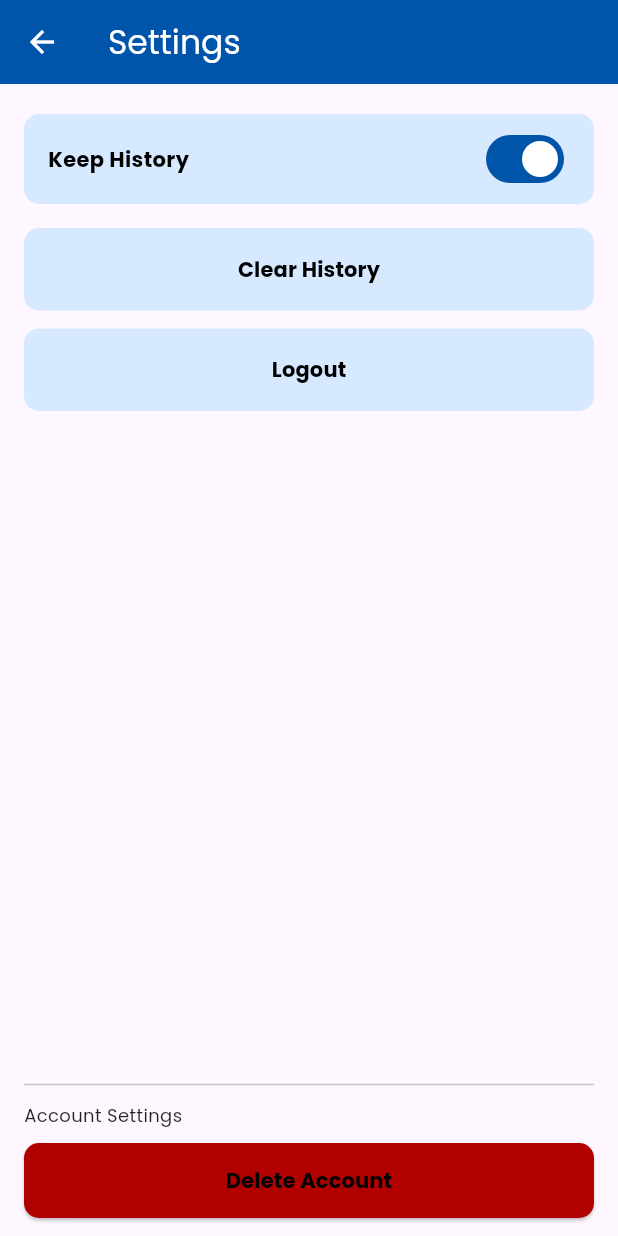
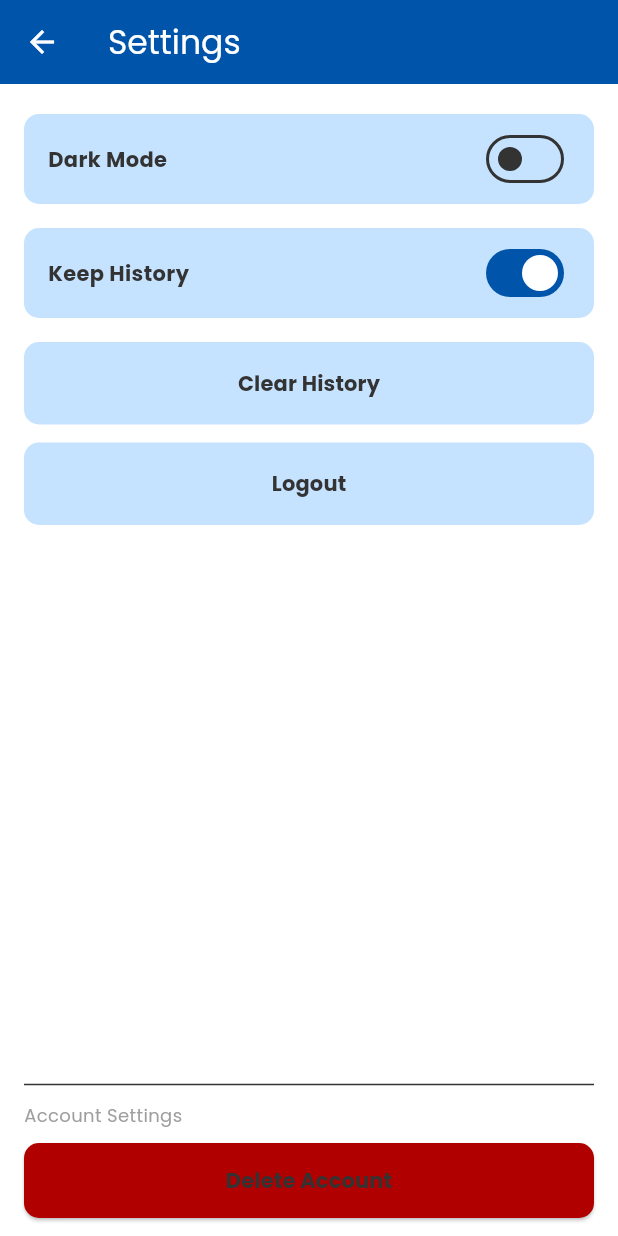
Before and after one commit to ardilyce/CS310_Project, a Flutter app: the HomeScreen screen opened by its route, after a tap on the "settings" icon, on a phone screen of 412 x 824 dp. Run offline on Flutter 3.47's test engine with Material 3 defaults, Android fonts, the phone set to English and light mode, and no system bars; our stand-ins replace firebase_auth, firebase_core, image_picker; missing offline and left inert: google_mlkit_text_recognition; accounts and stored records are empty.

Commit message:
dark theme added, homescreen fix

```diff
--- /dev/null
+++ b/lib/providers/theme_provider.dart
@@ -0,0 +1,19 @@
+import 'package:flutter/material.dart';
+import '../screens/utility_class.dart';
+
+class ThemeProvider extends ChangeNotifier {
+  bool _isDarkMode = false;
+
+  bool get isDarkMode => _isDarkMode;
+
+  void setDarkMode(bool value) {
+    if (_isDarkMode == value) return;
+    _isDarkMode = value;
+    AppUtility.setDarkMode(value);
+    notifyListeners();
+  }
+
+  void toggleDarkMode() {
+    setDarkMode(!_isDarkMode);
+  }
+}
--- a/lib/screens/analyze_screen.dart
+++ b/lib/screens/analyze_screen.dart
@@ -25,7 +25,7 @@ class _AnalyzeScreenState extends State<AnalyzeScreen> {
     return Scaffold(
       body: Container(
         // Using a gradient to match the background in the image
-        decoration: const BoxDecoration(
+        decoration: BoxDecoration(
           gradient: LinearGradient(
             colors: [
               AppUtility.thirdBlue, // dark blue
@@ -48,7 +48,7 @@ class _AnalyzeScreenState extends State<AnalyzeScreen> {
               const SizedBox(height: 24),
 
               // The "Analyzing..." text
-              const Text(
+              Text(
                 "Analyzing...",
                 style: TextStyle(
                   color: AppUtility.textWhite,
@@ -60,7 +60,7 @@ class _AnalyzeScreenState extends State<AnalyzeScreen> {
               const SizedBox(height: 40),
 
               // The circular loading indicator
-              const CircularProgressIndicator(
+              CircularProgressIndicator(
                 color: AppUtility.textWhite,
                 strokeWidth: 5, // Make the line a bit thicker
               ),
--- a/lib/screens/home_screen.dart
+++ b/lib/screens/home_screen.dart
@@ -1,5 +1,7 @@
 import 'package:flutter/material.dart';
+import 'package:provider/provider.dart';
 import 'previous_inquiries_screen.dart';
+import '../providers/theme_provider.dart';
 import 'utility_class.dart';
 
 class HomeScreen extends StatelessWidget {
@@ -7,6 +9,7 @@ class HomeScreen extends StatelessWidget {
 
   @override
   Widget build(BuildContext context) {
+    context.watch<ThemeProvider>();
     return Scaffold(
       backgroundColor: AppUtility.primaryBlue,
       body: SafeArea(
@@ -24,7 +27,7 @@ class HomeScreen extends StatelessWidget {
                   child: Column(
                     crossAxisAlignment: CrossAxisAlignment.stretch,
                     children: [
-                      const Text(
+                      Text(
                         'Welcome Back',
                         textAlign: TextAlign.center,
                         style: TextStyle(
@@ -61,7 +64,7 @@ class HomeScreen extends StatelessWidget {
                             borderRadius: BorderRadius.circular(16),
                           ),
                           child: Row(
-                            children: const [
+                            children: [
                               Icon(
                                 Icons.lightbulb_outline,
                                 color: AppUtility.primaryBlue,
@@ -91,7 +94,10 @@ class HomeScreen extends StatelessWidget {
                                   ],
                                 ),
                               ),
-                              Icon(Icons.chevron_right, color: AppUtility.primaryBlue),
+                              Icon(
+                                Icons.chevron_right,
+                                color: AppUtility.primaryBlue,
+                              ),
                             ],
                           ),
                         ),
@@ -121,7 +127,7 @@ class HomeScreen extends StatelessWidget {
             children: [
               Image.asset("assets/images/logo.png", width: 44, height: 44),
               const SizedBox(width: 16),
-              const Text(
+              Text(
                 'PhishGuard',
                 style: TextStyle(
                   color: AppUtility.textWhite,
@@ -159,7 +165,7 @@ class HomeScreen extends StatelessWidget {
                 ),
               );
             },
-            icon: const Icon(Icons.access_time, color: AppUtility.textWhite),
+            icon: Icon(Icons.access_time, color: AppUtility.textWhite),
             iconSize: iconSize,
           ),
           Container(
@@ -168,13 +174,14 @@ class HomeScreen extends StatelessWidget {
               color: AppUtility.background,
               borderRadius: BorderRadius.circular(30),
             ),
-            child: Icon(Icons.home, color: AppUtility.primaryBlue, size: iconSize),
+            child:
+                Icon(Icons.home, color: AppUtility.primaryBlue, size: iconSize),
           ),
           IconButton(
             onPressed: () {
               Navigator.pushNamed(context, '/settings');
             },
-            icon: const Icon(Icons.settings, color: AppUtility.textWhite),
+            icon: Icon(Icons.settings, color: AppUtility.textWhite),
             iconSize: iconSize,
           ),
         ],
@@ -212,7 +219,7 @@ class _DashboardButton extends StatelessWidget {
             Text(
               label,
               textAlign: TextAlign.center,
-              style: const TextStyle(
+              style: TextStyle(
                 fontSize: 18,
                 fontWeight: FontWeight.w600,
                 color: AppUtility.textDark,
--- a/lib/screens/settings_screen.dart
+++ b/lib/screens/settings_screen.dart
@@ -1,6 +1,8 @@
 import 'package:flutter/material.dart';
 import 'package:provider/provider.dart';
 import '../providers/auth_provider.dart';
+import '../providers/theme_provider.dart';
+import 'utility_class.dart';
 
 class SettingsScreen extends StatefulWidget {
   const SettingsScreen({super.key});
@@ -21,12 +23,51 @@ class _SettingsScreenState extends State<SettingsScreen> {
           'Settings',
           style: TextStyle(color: Colors.white),
         ),
-        backgroundColor: const Color(0xFF0055AA),
+        backgroundColor: AppUtility.primaryBlue,
         iconTheme: const IconThemeData(color: Colors.white),
       ),
       body: Column(
         children: [
           const SizedBox(height: 20),
+
+          // Dark Mode row
+          Padding(
+            padding: const EdgeInsets.symmetric(horizontal: 16.0),
+            child: Container(
+              padding: const EdgeInsets.symmetric(horizontal: 16.0),
+              height: 60,
+              decoration: BoxDecoration(
+                color: AppUtility.secondaryBlue,
+                borderRadius: BorderRadius.circular(10.0),
+              ),
+              child: Row(
+                mainAxisAlignment: MainAxisAlignment.spaceBetween,
+                children: [
+                  Text(
+                    'Dark Mode',
+                    style: TextStyle(
+                      fontWeight: FontWeight.bold,
+                      color: AppUtility.textDark,
+                    ),
+                  ),
+                  Consumer<ThemeProvider>(
+                    builder: (context, themeProvider, child) {
+                      return Switch(
+                        value: themeProvider.isDarkMode,
+                        activeColor: Colors.white,
+                        activeTrackColor: AppUtility.primaryBlue,
+                        onChanged: (value) {
+                          themeProvider.setDarkMode(value);
+                        },
+                      );
+                    },
+                  ),
+                ],
+              ),
+            ),
+          ),
+
+          const SizedBox(height: 16),
 
           // Keep History row
           Padding(
@@ -35,23 +76,23 @@ class _SettingsScreenState extends State<SettingsScreen> {
               padding: const EdgeInsets.symmetric(horizontal: 16.0),
               height: 60,
               decoration: BoxDecoration(
-                color: const Color(0xFFD6E9FF),
+                color: AppUtility.secondaryBlue,
                 borderRadius: BorderRadius.circular(10.0),
               ),
               child: Row(
                 mainAxisAlignment: MainAxisAlignment.spaceBetween,
                 children: [
-                  const Text(
+                  Text(
                     'Keep History',
                     style: TextStyle(
                       fontWeight: FontWeight.bold,
-                      color: Colors.black,
+                      color: AppUtility.textDark,
                     ),
                   ),
                   Switch(
                     value: _keepHistory,
                     activeColor: Colors.white,
-                    activeTrackColor: const Color(0xFF0055AA),
+                    activeTrackColor: AppUtility.primaryBlue,
                     onChanged: (value) {
                       setState(() {
                         _keepHistory = value;
@@ -81,16 +122,16 @@ class _SettingsScreenState extends State<SettingsScreen> {
                   );
                 },
                 style: ElevatedButton.styleFrom(
-                  backgroundColor: const Color(0xFFD6E9FF),
+                  backgroundColor: AppUtility.secondaryBlue,
                   shadowColor: Colors.transparent,
                   shape: RoundedRectangleBorder(
                     borderRadius: BorderRadius.circular(10.0),
                   ),
                 ),
-                child: const Text(
+                child: Text(
                   'Clear History',
                   style: TextStyle(
-                    color: Colors.black,
+                    color: AppUtility.textDark,
                     fontWeight: FontWeight.bold,
                   ),
                 ),
@@ -145,7 +186,7 @@ class _SettingsScreenState extends State<SettingsScreen> {
                             }
                           },
                     style: ElevatedButton.styleFrom(
-                      backgroundColor: const Color(0xFFD6E9FF),
+                      backgroundColor: AppUtility.secondaryBlue,
                       disabledBackgroundColor: Colors.grey,
                       shadowColor: Colors.transparent,
                       shape: RoundedRectangleBorder(
@@ -160,10 +201,10 @@ class _SettingsScreenState extends State<SettingsScreen> {
                               strokeWidth: 2,
                             ),
                           )
-                        : const Text(
+                        : Text(
                             'Logout',
                             style: TextStyle(
-                              color: Colors.black,
+                              color: AppUtility.textDark,
                               fontWeight: FontWeight.bold,
                             ),
                           ),
@@ -184,11 +225,11 @@ class _SettingsScreenState extends State<SettingsScreen> {
               children: [
                 const Divider(),
                 const SizedBox(height: 4),
-                const Text(
+                Text(
                   'Account Settings',
                   style: TextStyle(
                     fontSize: 12,
-                    color: Colors.black87,
+                    color: AppUtility.textGrey,
                   ),
                 ),
                 const SizedBox(height: 10),
@@ -210,10 +251,10 @@ class _SettingsScreenState extends State<SettingsScreen> {
                         borderRadius: BorderRadius.circular(10.0),
                       ),
                     ),
-                    child: const Text(
+                    child: Text(
                       'Delete Account',
                       style: TextStyle(
-                        color: Colors.black, // screenshot looks like black text
+                        color: AppUtility.textDark,
                         fontWeight: FontWeight.bold,
                       ),
                     ),
--- a/lib/screens/utility_class.dart
+++ b/lib/screens/utility_class.dart
@@ -1,15 +1,44 @@
 import 'package:flutter/material.dart';
 
 class AppUtility {
-  static const Color primaryBlue = Color(0xFF0055AA);
-  static const Color secondaryBlue = Color(0xFFC5E2FF);
-  static const Color thirdBlue = Color(0xFF022047);
-  static const Color textDark = Color(0xFF333333);
-  static const Color textWhite = Colors.white;
-  static const Color textLight = Colors.white70;
-  static const Color textLight2 = Colors.white54;
-  static const Color background = Colors.white;
-  static const Color textGrey = Colors.grey;
+  static bool _isDarkMode = false;
+
+  static const Color lightPrimaryBlue = Color(0xFF0055AA);
+  static const Color darkPrimaryBlue = Color(0xFF1E4C8F);
+  static const Color lightSecondaryBlue = Color(0xFFC5E2FF);
+  static const Color darkSecondaryBlue = Color(0xFF1A2F4D);
+  static const Color lightThirdBlue = Color(0xFF022047);
+  static const Color darkThirdBlue = Color(0xFF081322);
+  static const Color lightTextDark = Color(0xFF333333);
+  static const Color darkTextDark = Color(0xFFE6EDF7);
+  static const Color lightBackground = Colors.white;
+  static const Color darkBackground = Color(0xFF0D1117);
+  static const Color lightTextGrey = Colors.grey;
+  static const Color darkTextGrey = Color(0xFF9AA4B2);
+  static const Color lightTextLight = Colors.white70;
+  static const Color darkTextLight = Color(0xFFC9D4E3);
+  static const Color lightTextLight2 = Colors.white54;
+  static const Color darkTextLight2 = Color(0xFF9DA8B8);
+
+  static void setDarkMode(bool value) {
+    _isDarkMode = value;
+  }
+
+  static bool get isDarkMode => _isDarkMode;
+
+  static Color get primaryBlue =>
+      _isDarkMode ? darkPrimaryBlue : lightPrimaryBlue;
+  static Color get secondaryBlue =>
+      _isDarkMode ? darkSecondaryBlue : lightSecondaryBlue;
+  static Color get thirdBlue =>
+      _isDarkMode ? darkThirdBlue : lightThirdBlue;
+  static Color get textDark => _isDarkMode ? darkTextDark : lightTextDark;
+  static Color get textWhite => Colors.white;
+  static Color get textLight => _isDarkMode ? darkTextLight : lightTextLight;
+  static Color get textLight2 => _isDarkMode ? darkTextLight2 : lightTextLight2;
+  static Color get background =>
+      _isDarkMode ? darkBackground : lightBackground;
+  static Color get textGrey => _isDarkMode ? darkTextGrey : lightTextGrey;
 
   // Dynamic Risk Colors
   static const Color riskGreen = Color(0xFF6BCD36); // 0-25
```
Also changed, not shown: lib/main.dart (+59 -3 lines), lib/screens/analysis_results_screen.dart (+10 -5 lines), lib/screens/detailed_analysis_screen.dart (+19 -6 lines), lib/screens/extracted_text_screen.dart (+8 -5 lines), lib/screens/forgot_password_screen.dart (+8 -7 lines), lib/screens/image_upload_screen.dart (+7 -7 lines), lib/screens/learn_screen.dart (+5 -5 lines), lib/screens/login_screen.dart (+5 -4 lines), lib/screens/previous_inquiries_screen.dart (+24 -22 lines), lib/screens/signup_screen.dart (+9 -8 lines), lib/screens/splash_screen.dart (+4 -4 lines), lib/screens/text_input_screen.dart (+6 -6 lines).
